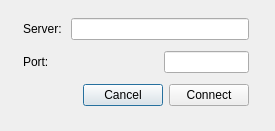
Above: dlgconnect.ui from onyxdragun/sClient before the change. Below: the same form after it.
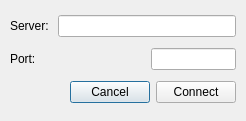
That is the form after the change.

The edit to the form file:
```diff
--- a/dlgconnect.ui
+++ b/dlgconnect.ui
@@ -6,8 +6,8 @@
    <rect>
     <x>0</x>
     <y>0</y>
-    <width>275</width>
-    <height>131</height>
+    <width>246</width>
+    <height>121</height>
    </rect>
   </property>
   <property name="windowTitle">
@@ -16,8 +16,8 @@
   <widget class="QWidget" name="layoutWidget">
    <property name="geometry">
     <rect>
-     <x>23</x>
-     <y>13</y>
+     <x>10</x>
+     <y>10</y>
      <width>226</width>
      <height>101</height>
     </rect>
```
Left out of the diff: 2 changed lines with no effect on the pictures.
